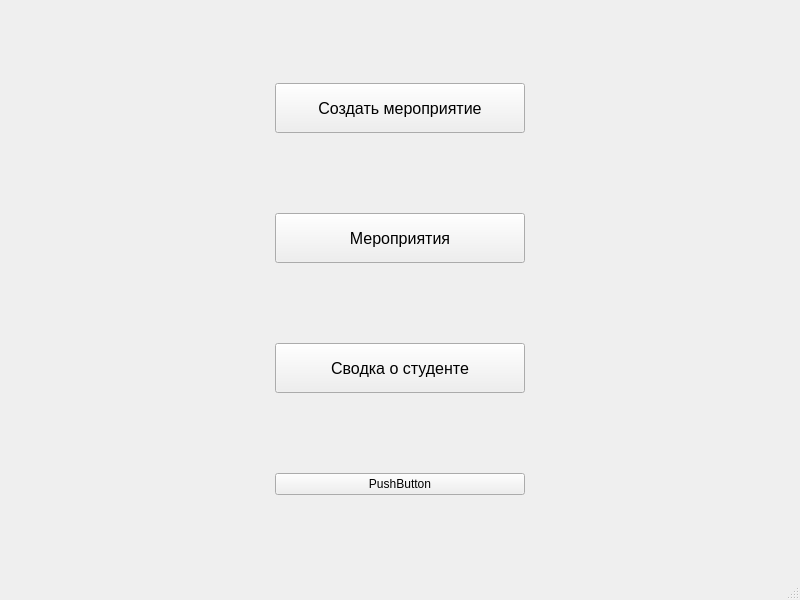
This is qt/меин.ui in andrei-229/valanter_app as Qt 5 draws it before an edit. The edited form follows.
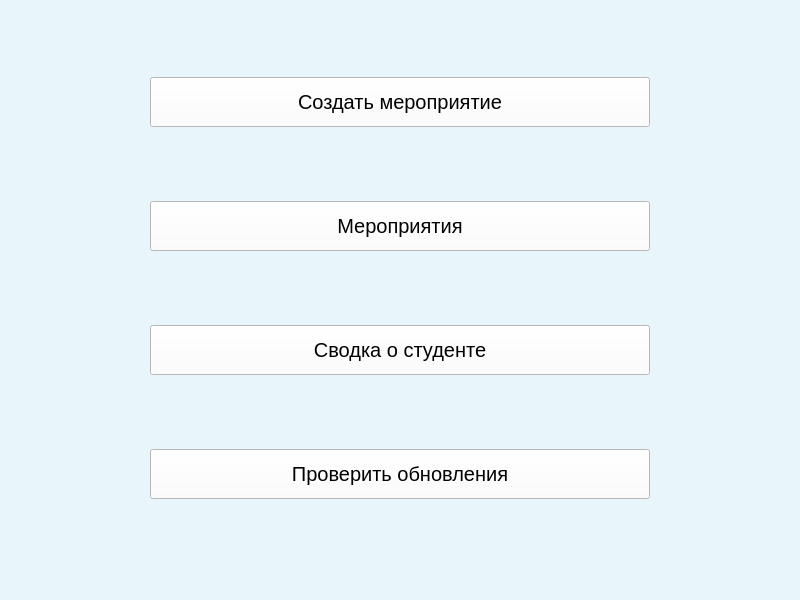
This is the edited form.

What changed in the file:
```diff
--- a/qt/меин.ui
+++ b/qt/меин.ui
@@ -13,95 +13,119 @@
   <property name="windowTitle">
    <string>Главная</string>
   </property>
+  <property name="styleSheet">
+   <string notr="true">background-color: rgb(232, 245, 250);</string>
+  </property>
   <widget class="QWidget" name="centralwidget">
    <layout class="QGridLayout" name="gridLayout">
+    <item row="3" column="0">
+     <widget class="QPushButton" name="update_but">
+      <property name="minimumSize">
+       <size>
+        <width>500</width>
+        <height>50</height>
+       </size>
+      </property>
+      <property name="maximumSize">
+       <size>
+        <width>500</width>
+        <height>50</height>
+       </size>
+      </property>
+      <property name="font">
+       <font>
+        <pointsize>15</pointsize>
+       </font>
+      </property>
+      <property name="styleSheet">
+       <string notr="true">background-color: rgb(255, 255, 255);</string>
+      </property>
+      <property name="text">
+       <string>Проверить обновления</string>
+      </property>
+     </widget>
+    </item>
     <item row="2" column="0">
-     <spacer name="horizontalSpacer">
-      <property name="orientation">
-       <enum>Qt::Horizontal</enum>
-      </property>
-      <property name="sizeHint" stdset="0">
-       <size>
-        <width>40</width>
-        <height>20</height>
-       </size>
-      </property>
-     </spacer>
-    </item>
-    <item row="0" column="1">
-     <widget class="QPushButton" name="create_event">
-      <property name="minimumSize">
-       <size>
-        <width>250</width>
-        <height>50</height>
-       </size>
-      </property>
-      <property name="font">
-       <font>
-        <pointsize>12</pointsize>
-       </font>
-      </property>
-      <property name="text">
-       <string>Создать мероприятие</string>
-      </property>
-     </widget>
-    </item>
-    <item row="2" column="2">
-     <spacer name="horizontalSpacer_2">
-      <property name="orientation">
-       <enum>Qt::Horizontal</enum>
-      </property>
-      <property name="sizeHint" stdset="0">
-       <size>
-        <width>40</width>
-        <height>20</height>
-       </size>
-      </property>
-     </spacer>
-    </item>
-    <item row="2" column="1">
      <widget class="QPushButton" name="student">
       <property name="minimumSize">
        <size>
-        <width>0</width>
+        <width>500</width>
+        <height>50</height>
+       </size>
+      </property>
+      <property name="maximumSize">
+       <size>
+        <width>500</width>
         <height>50</height>
        </size>
       </property>
       <property name="font">
        <font>
-        <pointsize>12</pointsize>
+        <pointsize>15</pointsize>
        </font>
       </property>
+      <property name="styleSheet">
+       <string notr="true">background-color: rgb(255, 255, 255);</string>
+      </property>
       <property name="text">
        <string>Сводка о студенте</string>
       </property>
      </widget>
     </item>
-    <item row="1" column="1">
+    <item row="0" column="0">
+     <widget class="QPushButton" name="create_event">
+      <property name="minimumSize">
+       <size>
+        <width>500</width>
+        <height>50</height>
+       </size>
+      </property>
+      <property name="maximumSize">
+       <size>
+        <width>500</width>
+        <height>50</height>
+       </size>
+      </property>
+      <property name="font">
+       <font>
+        <pointsize>15</pointsize>
+       </font>
+      </property>
+      <property name="styleSheet">
+       <string notr="true">background-color: rgb(255, 255, 255);</string>
+      </property>
+      <property name="text">
+       <string>Создать мероприятие</string>
+      </property>
+     </widget>
+    </item>
+    <item row="1" column="0">
      <widget class="QPushButton" name="events_but">
       <property name="minimumSize">
        <size>
-        <width>0</width>
+        <width>500</width>
+        <height>50</height>
+       </size>
+      </property>
+      <property name="maximumSize">
+       <size>
+        <width>500</width>
         <height>50</height>
        </size>
       </property>
       <property name="font">
        <font>
-        <pointsize>12</pointsize>
+        <pointsize>15</pointsize>
        </font>
       </property>
+      <property name="styleSheet">
+       <string notr="true">background-color: rgb(255, 255, 255);</string>
+      </property>
       <property name="text">
        <string>Мероприятия</string>
       </property>
      </widget>
     </item>
-    <item row="3" column="1">
-     <widget class="QPushButton" name="update_but">
-      <property name="text">
-       <string>PushButton</string>
-      </property>
-     </widget>
-    </item>
    </layout>
   </widget>
   <widget class="QMenuBar" name="menubar">
```
Left out of the diff: 2 changed lines with no effect on the pictures.
